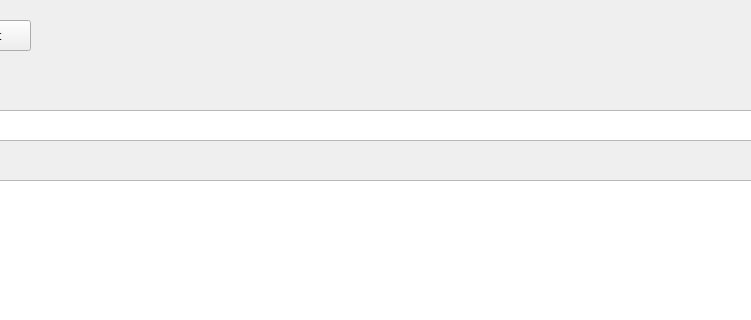
Before: the Qt Designer form mainwindow.ui in Kioma-dt/KeyBoard, drawn with Qt 5; both pictures show x 150 to 901 and y 0 to 320 of the 1280 by 720 pixel window.
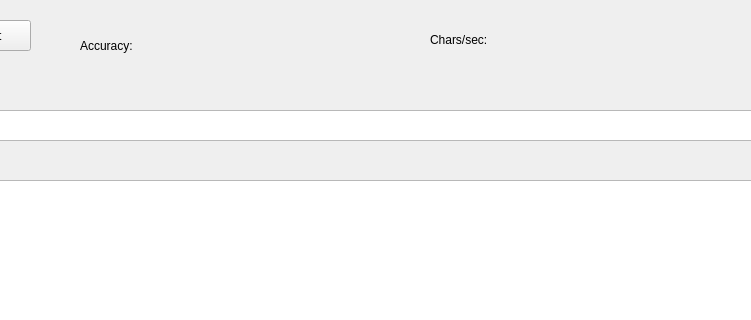
After: the same form once the commit is applied.

What changed in the file:
```diff
--- a/mainwindow.ui
+++ b/mainwindow.ui
@@ -1571,6 +1571,58 @@
      <string>Open File with Text</string>
     </property>
    </widget>
+   <widget class="QWidget" name="">
+    <property name="geometry">
+     <rect>
+      <x>230</x>
+      <y>30</y>
+      <width>281</width>
+      <height>31</height>
+     </rect>
+    </property>
+    <layout class="QHBoxLayout" name="horizontalLayout_5">
+     <item>
+      <widget class="QLabel" name="label">
+       <property name="text">
+        <string>Accuracy: </string>
+       </property>
+      </widget>
+     </item>
+     <item>
+      <widget class="QLabel" name="labelAccuracy">
+       <property name="text">
+        <string/>
+       </property>
+      </widget>
+     </item>
+    </layout>
+   </widget>
+   <widget class="QWidget" name="">
+    <property name="geometry">
+     <rect>
+      <x>580</x>
+      <y>30</y>
+      <width>241</width>
+      <height>20</height>
+     </rect>
+    </property>
+    <layout class="QHBoxLayout" name="horizontalLayout_6">
+     <item>
+      <widget class="QLabel" name="label_2">
+       <property name="text">
+        <string>Chars/sec: </string>
+       </property>
+      </widget>
+     </item>
+     <item>
+      <widget class="QLabel" name="labelCharsSec">
+       <property name="text">
+        <string/>
+       </property>
+      </widget>
+     </item>
+    </layout>
+   </widget>
   </widget>
   <widget class="QMenuBar" name="menubar">
    <property name="geometry">
```
Left out of the diff: 2 changed lines with no effect on the pictures.
